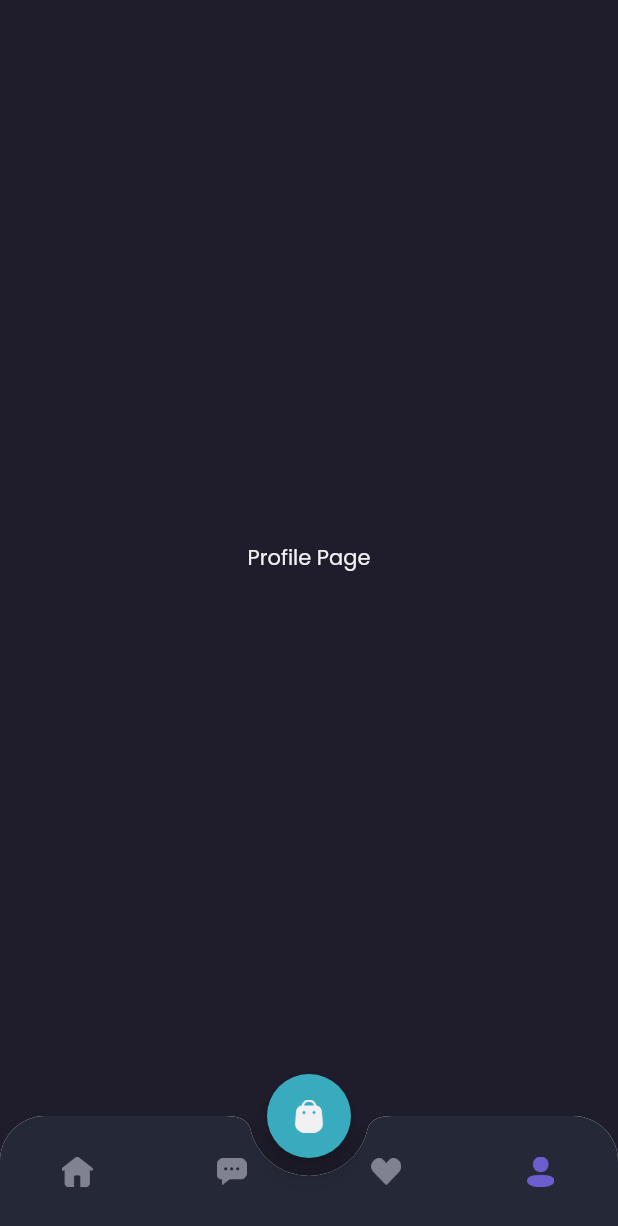
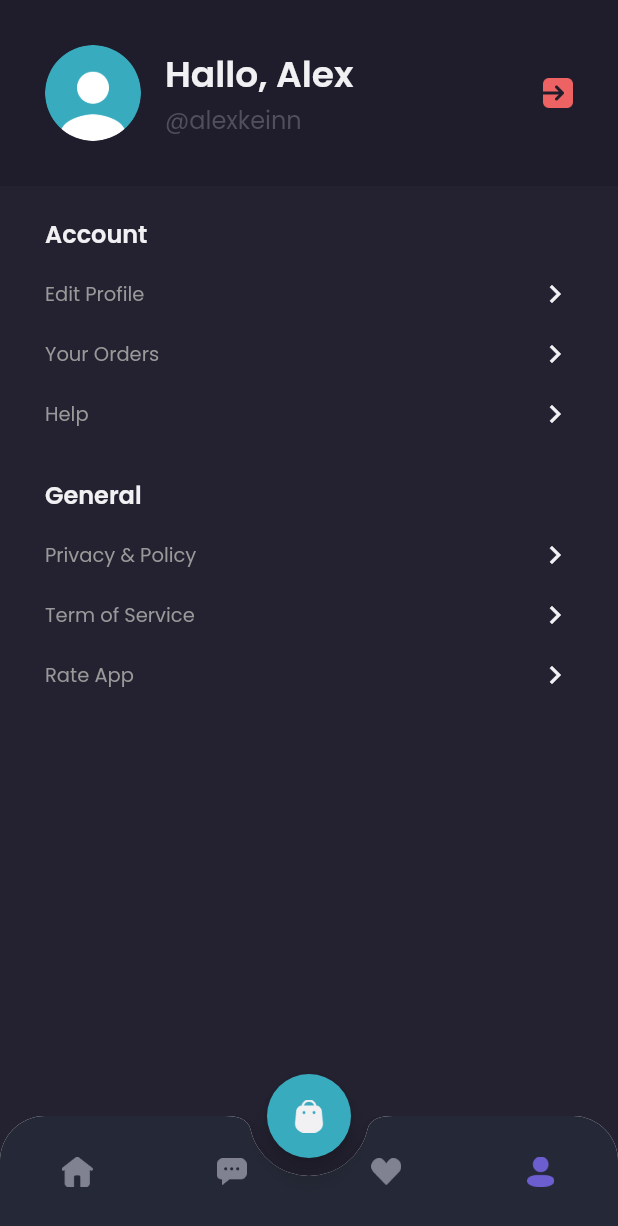
Before and after one commit to ZepiDarmawanTambunan/lrv_ecom_flt, a Flutter app: the MainPage screen opened by its route, item 4 of the bottom bar chosen, on a phone screen of 412 x 824 dp. Shown: the top 1226 px of the screen. Run offline on Flutter 3.47's test engine with Material 2 defaults, Android fonts, the phone set to English and light mode, and no system bars; our stand-ins replace google_fonts.

Commit message:
slicing profile

```diff
--- a/mobile/lib/main.dart
+++ b/mobile/lib/main.dart
@@ -1,5 +1,6 @@
 import 'package:flutter/material.dart';
 import 'package:mobile/pages/detail_chat_page.dart';
+import 'package:mobile/pages/edit_profile_page.dart';
 import 'package:mobile/pages/home/main_page.dart';
 import 'package:mobile/pages/sign_in_page.dart';
 import 'package:mobile/pages/sign_up_page.dart';
@@ -20,6 +21,7 @@ class MyApp extends StatelessWidget {
         "/sign-up": (context) => SignUpPage(),
         "/home": (context) => MainPage(),
         '/detail-chat': (context) => DetailChatPage(),
+        '/edit-profile': (context) => EditProfilePage(),
       }
     );
   }
--- a/mobile/lib/pages/home/main_page.dart
+++ b/mobile/lib/pages/home/main_page.dart
@@ -116,7 +116,7 @@ class _MainPageState extends State<MainPage> {
     }
 
     return Scaffold(
-      backgroundColor: backgroundColor1,
+      backgroundColor: currentIndex == 0 ? backgroundColor1 : backgroundColor3,
       floatingActionButton: cartButton(),
       floatingActionButtonLocation: FloatingActionButtonLocation.centerDocked,
       bottomNavigationBar: customBottomNav(),
--- a/mobile/lib/pages/home/profile_page.dart
+++ b/mobile/lib/pages/home/profile_page.dart
@@ -4,10 +4,107 @@ import 'package:mobile/theme.dart';
 class ProfilePage extends StatelessWidget {
   const ProfilePage({super.key});
 
+  Widget header(BuildContext context){
+    return AppBar(
+      backgroundColor: backgroundColor1,
+      automaticallyImplyLeading: false,
+      elevation: 0,
+      flexibleSpace: SafeArea(
+        child: Container(
+          padding: EdgeInsets.all(defaultMargin),
+          child: Row(
+            children: [
+              ClipOval(
+                child: Image.asset('assets/image_profile.png', width: 64,),
+              ),
+              SizedBox(width: 16,),
+              Expanded(child: Column(
+                crossAxisAlignment: CrossAxisAlignment.start,
+                children: [
+                  Text("Hallo, Alex", style: primaryTextStyle.copyWith(
+                    fontSize: 24,
+                    fontWeight: semiBold,
+                  ),),
+                  Text('@alexkeinn', style: subtitleTextStyle.copyWith(
+                    fontSize: 16,
+                  ),),
+                ],
+              ),),
+              GestureDetector(
+                onTap: (){
+                  Navigator.pushNamedAndRemoveUntil(context, '/sign-in', (route) => false);
+                },
+                child: Image.asset('assets/button_exit.png', width: 20,)
+                )
+            ],
+          ),
+        ),
+      ),
+    );
+  }
+
+  Widget menuItem(String text){
+    return Container(
+      margin: EdgeInsets.only(top: 16),
+      child: Row(
+        mainAxisAlignment: MainAxisAlignment.spaceBetween,
+        children: [
+          Text(text, style: secondaryTextStyle.copyWith(fontSize: 13),),
+          Icon(
+            Icons.chevron_right,
+            color: primaryTextColor,
+          ),
+        ],
+      ),
+    );
+  }
+
+  Widget content(BuildContext context){
+    return Expanded(
+      child: Container(
+        width: double.infinity,
+        padding: EdgeInsets.symmetric(
+          horizontal: defaultMargin,
+        ),
+        decoration: BoxDecoration(
+          color: backgroundColor3
+        ),
+        child: Column(
+          crossAxisAlignment: CrossAxisAlignment.start,
+          children: [
+            SizedBox(height: 20,),
+            Text("Account", style: primaryTextStyle.copyWith(
+              fontSize: 16,
+              fontWeight: semiBold,
+            ),),
+            GestureDetector(
+              onTap: (){
+                Navigator.pushNamed(context, '/edit-profile');
+              },
+              child: menuItem('Edit Profile')),
+            menuItem('Your Orders'),
+            menuItem('Help'),
+            SizedBox(height: 30,),
+            Text("General", style: primaryTextStyle.copyWith(
+              fontSize: 16,
+              fontWeight: semiBold,
+            ),),
+            menuItem('Privacy & Policy'),
+            menuItem('Term of Service'),
+            menuItem('Rate App'),
+          ],
+        ),
+      ),
+      );
+  }
+
   @override
   Widget build(BuildContext context) {
-    return Center(
-      child: Text("Profile Page", style: primaryTextStyle,),
+    return Column(
+      children: [
+        header(context),
+        content(context),
+      ],
     );
   }
 }
```
Also changed, not shown: mobile/lib/pages/edit_profile_page.dart (added, +130 -0 lines).
